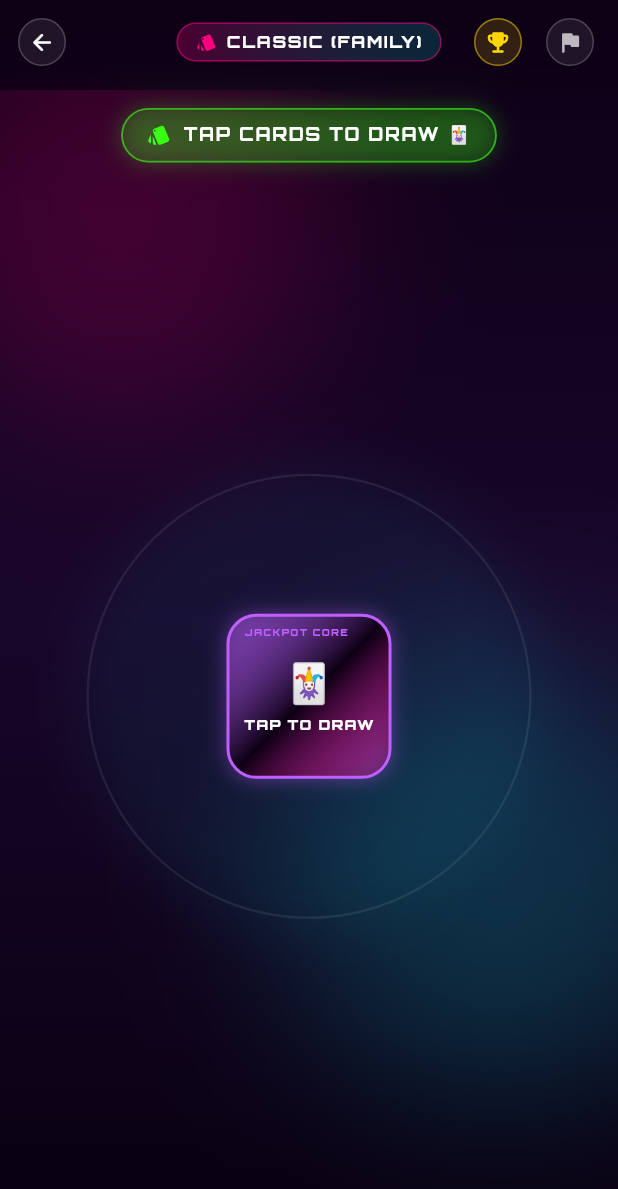
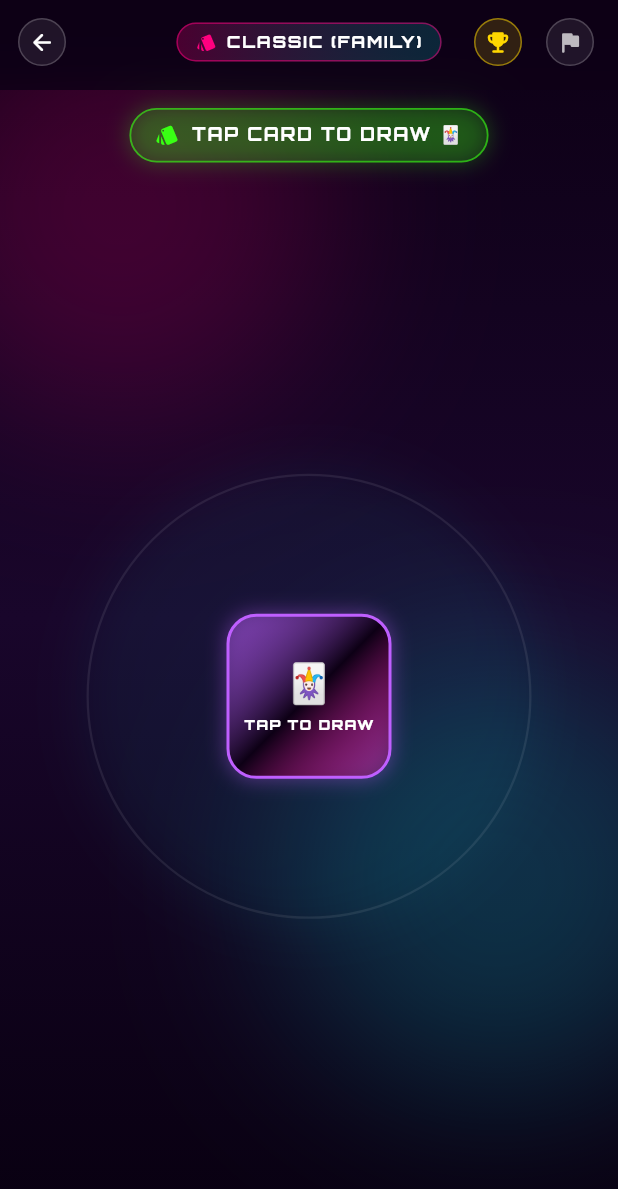
Before and after one commit to shorya2201/spinnex_frontend_mobile, a Flutter app: the GameView screen opened by its route, on a phone screen of 412 x 824 dp. Shown: the top 1189 px of the screen. Run offline on Flutter 3.47's test engine with Material 3 defaults, Android fonts, the phone set to English and light mode, and no system bars; our stand-ins replace get, google_fonts.

Commit message:
fix: card header removed on game screen

```diff
--- a/lib/modules/game/game_view.dart
+++ b/lib/modules/game/game_view.dart
@@ -352,7 +352,7 @@ class GameView extends GetView<GameController> {
           text = "TAP RADAR TO SCAN ⚡";
           icon = Icons.radar_rounded;
         } else if (mode == 'Jackpot') {
-          text = "TAP CARDS TO DRAW 🃏";
+          text = "TAP CARD TO DRAW 🃏";
           icon = Icons.style_rounded;
         } else if (mode == 'Wheel') {
           text = "TAP WHEEL TO SPIN 🎡";
--- a/lib/modules/game/widgets/selector_widgets.dart
+++ b/lib/modules/game/widgets/selector_widgets.dart
@@ -386,20 +386,6 @@ class JackpotDeckWidget extends StatelessWidget {
       child: Stack(
         alignment: Alignment.center,
         children: [
-          // Corner Cyber Grid Lines
-          Positioned(
-            top: 6,
-            left: 10,
-            child: Text(
-              "JACKPOT CORE",
-              style: GoogleFonts.orbitron(
-                fontSize: 6.5,
-                fontWeight: FontWeight.w900,
-                color: const Color(0xFFBF5FFF),
-                letterSpacing: 0.8,
-              ),
-            ),
-          ),
           Column(
             mainAxisAlignment: MainAxisAlignment.center,
             children: [
```
